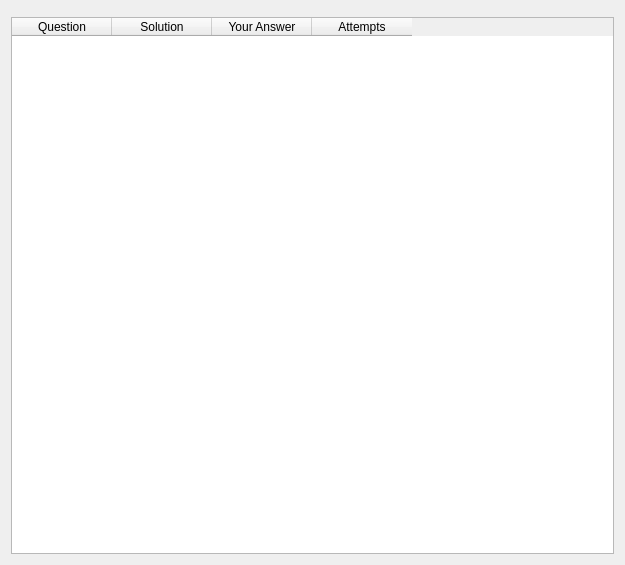
Qt form src/practice/practicesummarywidget.ui (KDE/parley) before a commit.
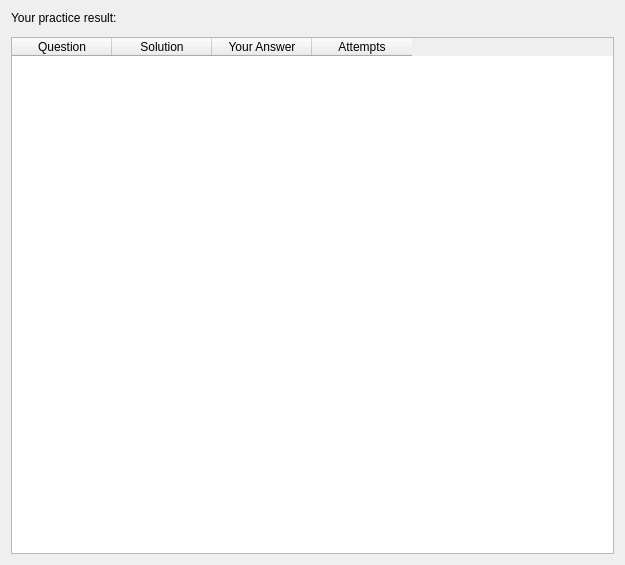
The same form after that commit. Custom widgets are drawn as their Qt base class.

```diff
--- a/src/practice/practicesummarywidget.ui
+++ b/src/practice/practicesummarywidget.ui
@@ -11,6 +11,13 @@
    </rect>
   </property>
   <layout class="QVBoxLayout" name="verticalLayout">
+   <item>
+    <widget class="QLabel" name="label">
+     <property name="text">
+      <string>Your practice result:</string>
+     </property>
+    </widget>
+   </item>
    <item>
     <widget class="Practice::SummaryBarWidget" name="summaryBar" native="true"/>
    </item>
```
